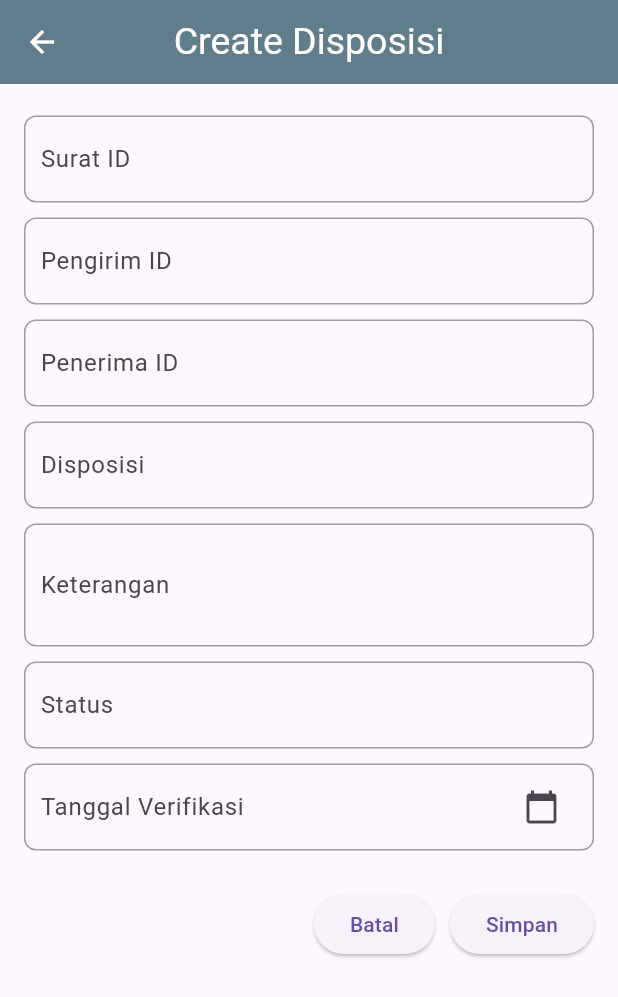
After one commit to anandarahayu22/project_magang, a Flutter app: the CreateDisposisi screen opened directly, on a phone screen of 412 x 824 dp. The commit adds this screen. Shown: the top 997 px of the screen. Run offline on Flutter 3.47's test engine with Material 3 defaults, Android fonts, the light colour scheme and no system bars; our stand-ins replace dio, file_picker, open_file, shared_preferences; missing offline and left inert: flutter_pdfview; accounts and stored records are empty.

Commit message:
menambahkan create disposisi

```diff
--- /dev/null
+++ b/lib/createdisposisi.dart
@@ -0,0 +1,173 @@
+import 'dart:convert';
+import 'package:flutter/material.dart';
+import 'package:http/http.dart' as http;
+
+class CreateDisposisi extends StatefulWidget {
+  @override
+  _CreateDisposisiState createState() => _CreateDisposisiState();
+}
+
+class _CreateDisposisiState extends State<CreateDisposisi> {
+  final _formKey = GlobalKey<FormState>();
+  TextEditingController suratIdController = TextEditingController();
+  TextEditingController pengirimIdController = TextEditingController();
+  TextEditingController penerimaIdController = TextEditingController();
+  TextEditingController disposisiController = TextEditingController();
+  TextEditingController keteranganController = TextEditingController();
+  TextEditingController statusController = TextEditingController();
+  TextEditingController tglVerifikasiController = TextEditingController();
+
+  Future<void> createDisposisi() async {
+    final response = await http.post(
+      Uri.parse('http://192.168.102.246:8000/api/disposisis'),
+      headers: {
+        'Content-Type': 'application/json',
+      },
+      body: jsonEncode({
+        'surat_id': suratIdController.text,
+        'pengirim_id': pengirimIdController.text,
+        'penerima_id': penerimaIdController.text,
+        'disposisi': disposisiController.text,
+        'keterangan': keteranganController.text,
+        'status': statusController.text,
+        'tgl_verifikasi': tglVerifikasiController.text,
+        'Read': 0,
+      }),
+    );
+
+    if (response.statusCode == 201) {
+      ScaffoldMessenger.of(context).showSnackBar(
+        SnackBar(content: Text('Disposisi berhasil dibuat')),
+      );
+      Navigator.pop(context);
+    } else {
+      ScaffoldMessenger.of(context).showSnackBar(
+        SnackBar(content: Text('Gagal membuat disposisi')),
+      );
+    }
+  }
+
+  Future<void> _selectDate(
+      BuildContext context, TextEditingController controller) async {
+    DateTime? selectedDate = await showDatePicker(
+      context: context,
+      initialDate: DateTime.now(),
+      firstDate: DateTime(2000),
+      lastDate: DateTime(2100),
+    );
+    if (selectedDate != null) {
+      setState(() {
+        controller.text = "${selectedDate.toLocal()}".split(' ')[0];
+      });
+    }
+  }
+
+  void _batal() {
+    // Navigasi kembali tanpa menyimpan
+    Navigator.pop(context);
+  }
+
+  @override
+  Widget build(BuildContext context) {
+    return Scaffold(
+      appBar: AppBar(
+        title: Text(
+          'Create Disposisi',
+          style: TextStyle(color: Colors.white, fontSize: 25),
+        ),
+        centerTitle: true,
+        iconTheme: IconThemeData(color: Colors.white),
+        backgroundColor: Colors.blueGrey,
+      ),
+      body: Padding(
+        padding: const EdgeInsets.all(16.0),
+        child: Form(
+          key: _formKey,
+          child: ListView(
+            children: [
+              _buildTextField(suratIdController, 'Surat ID', true),
+              _buildTextField(pengirimIdController, 'Pengirim ID', true),
+              _buildTextField(penerimaIdController, 'Penerima ID', true),
+              _buildTextField(disposisiController, 'Disposisi', true),
+              _buildTextField(keteranganController, 'Keterangan', false,
+                  maxLines: 2),
+              _buildTextField(statusController, 'Status', true),
+              _buildDateField(tglVerifikasiController, 'Tanggal Verifikasi'),
+              SizedBox(height: 20),
+              Row(
+                mainAxisAlignment: MainAxisAlignment.end,
+                children: [
+                  ElevatedButton(
+                    onPressed: _batal,
+                    child: Text('Batal'),
+                  ),
+                  SizedBox(width: 10),
+                  ElevatedButton(
+                    onPressed: () {
+                      if (_formKey.currentState!.validate()) {
+                        createDisposisi();
+                      }
+                    },
+                    child: Text('Simpan'),
+                  ),
+                ],
+              ),
+            ],
+          ),
+        ),
+      ),
+    );
+  }
+
+  Widget _buildTextField(
+      TextEditingController controller, String label, bool isRequired,
+      {int maxLines = 1}) {
+    return Container(
+      margin: EdgeInsets.symmetric(vertical: 5),
+      padding: EdgeInsets.symmetric(horizontal: 10),
+      decoration: BoxDecoration(
+        border: Border.all(color: Colors.grey),
+        borderRadius: BorderRadius.circular(8),
+      ),
+      child: TextFormField(
+        controller: controller,
+        decoration: InputDecoration(
+          labelText: label,
+          border: InputBorder.none,
+        ),
+        maxLines: maxLines,
+        validator: (value) {
+          if (isRequired && (value == null || value.isEmpty)) {
+            return '$label tidak boleh kosong';
+          }
+          return null;
+        },
+      ),
+    );
+  }
+
+  Widget _buildDateField(TextEditingController controller, String label) {
+    return Container(
+      margin: EdgeInsets.symmetric(vertical: 5),
+      padding: EdgeInsets.symmetric(horizontal: 10),
+      decoration: BoxDecoration(
+        border: Border.all(color: Colors.grey),
+        borderRadius: BorderRadius.circular(8),
+      ),
+      child: TextField(
+        controller: controller,
+        decoration: InputDecoration(
+          labelText: label,
+          border: InputBorder.none,
+          suffixIcon: IconButton(
+            icon: Icon(Icons.calendar_today),
+            onPressed: () {
+              _selectDate(context, controller);
+            },
+          ),
+        ),
+        readOnly: true,
+      ),
+    );
+  }
+}
--- a/lib/main.dart
+++ b/lib/main.dart
@@ -36,6 +36,7 @@ class _MyAppState extends State<MyApp> {
       _token = prefs.getString('token');
       _isLoading = false;
     });
+    print(_token);
   }
 
   // Function for logout
@@ -103,7 +104,6 @@ class _MyAppState extends State<MyApp> {
     );
   }
 
-  // Error route for unknown pages
   Route<dynamic> _errorRoute() {
     return MaterialPageRoute(
       builder: (context) {
```
Also changed, not shown: lib/dashboard.dart (+61 -20 lines), lib/detail_suratmasuk.dart (+17 -0 lines), lib/login.dart (+4 -3 lines), lib/profile.dart (+59 -25 lines).
